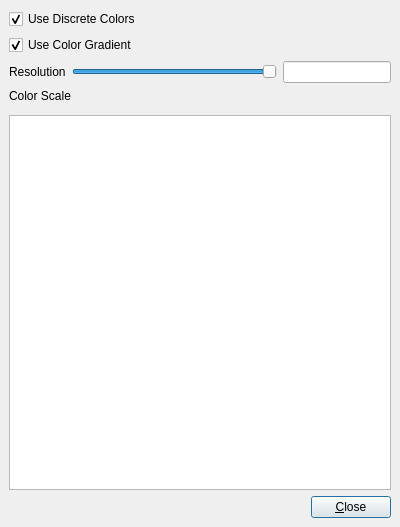
This is Qt/Components/Resources/UI/pqColorMapEditor.ui in wildmichael/ParaView3-enhancements-old as Qt 5 draws it before an edit. The edited form follows.
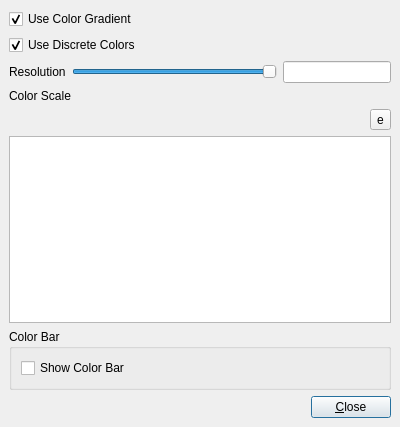
This is the edited form. Custom widgets are drawn as their Qt base class.

Diff of the .ui file:
```diff
--- a/Qt/Components/Resources/UI/pqColorMapEditor.ui
+++ b/Qt/Components/Resources/UI/pqColorMapEditor.ui
@@ -9,7 +9,7 @@
     <x>0</x>
     <y>0</y>
     <width>400</width>
-    <height>527</height>
+    <height>427</height>
    </rect>
   </property>
   <property name="windowTitle" >
@@ -23,34 +23,6 @@
     <number>6</number>
    </property>
    <item>
-    <widget class="QFrame" name="TableFrame" >
-     <property name="frameShape" >
-      <enum>QFrame::NoFrame</enum>
-     </property>
-     <property name="frameShadow" >
-      <enum>QFrame::Plain</enum>
-     </property>
-     <layout class="QVBoxLayout" >
-      <property name="margin" >
-       <number>0</number>
-      </property>
-      <property name="spacing" >
-       <number>6</number>
-      </property>
-      <item>
-       <widget class="QCheckBox" name="UseDiscreteColors" >
-        <property name="whatsThis" >
-         <string>Check this box if the color table should have discrete colors, otherwise color values will be interpolated.</string>
-        </property>
-        <property name="text" >
-         <string>Use Discrete Colors</string>
-        </property>
-        <property name="checked" >
-         <bool>true</bool>
-        </property>
-       </widget>
-      </item>
-      <item>
        <widget class="QCheckBox" name="UseGradient" >
         <property name="whatsThis" >
          <string>Check the box to use a color gradient. Uncheck the box to set individual colors in the color table.</string>
@@ -63,6 +35,19 @@
         </property>
        </widget>
       </item>
+   <item>
+    <widget class="QCheckBox" name="UseDiscreteColors" >
+     <property name="whatsThis" >
+      <string>Check this box if the color table should have discrete colors, otherwise color values will be interpolated.</string>
+     </property>
+     <property name="text" >
+      <string>Use Discrete Colors</string>
+     </property>
+     <property name="checked" >
+      <bool>true</bool>
+     </property>
+    </widget>
+   </item>
       <item>
        <widget class="QFrame" name="ResolutionFrame" >
         <property name="frameShape" >
@@ -135,9 +120,6 @@
         </layout>
        </widget>
       </item>
-     </layout>
-    </widget>
-   </item>
    <item>
     <widget class="QLabel" name="ColorLabel" >
      <property name="text" >
@@ -146,6 +128,14 @@
     </widget>
    </item>
    <item>
+    <layout class="QHBoxLayout" >
+     <property name="margin" >
+      <number>0</number>
+     </property>
+     <property name="spacing" >
+      <number>6</number>
+     </property>
+     <item>
     <widget class="pqColorMapWidget" name="ColorScale" >
      <property name="whatsThis" >
       <string>This displays the color scale. The control points determine how the gradient is rendered.</string>
@@ -153,6 +143,15 @@
     </widget>
    </item>
    <item>
+      <widget class="QToolButton" name="PresetsButton" >
+       <property name="text" >
+        <string>e</string>
+       </property>
+      </widget>
+     </item>
+    </layout>
+   </item>
+   <item>
     <widget class="QListView" name="ColorTable" >
      <property name="whatsThis" >
       <string>This displays the colors in the color table. Each entry in the color table can be changed.</string>
@@ -171,6 +170,34 @@
      </property>
     </widget>
    </item>
+   <item>
+    <widget class="QGroupBox" name="groupBox" >
+     <property name="title" >
+      <string>Color Bar</string>
+     </property>
+     <layout class="QVBoxLayout" >
+      <property name="margin" >
+       <number>9</number>
+      </property>
+      <property name="spacing" >
+       <number>6</number>
+      </property>
+      <item>
+       <widget class="QCheckBox" name="ColorBarVisibility" >
+        <property name="toolTip" >
+         <string>Toggle color bar visibility</string>
+        </property>
+        <property name="whatsThis" >
+         <string>Toggle color bar visibility</string>
+        </property>
+        <property name="text" >
+         <string>Show Color Bar</string>
+        </property>
+       </widget>
+      </item>
+     </layout>
+    </widget>
+   </item>
    <item>
     <layout class="QHBoxLayout" >
      <property name="margin" >
```
Lines whose indentation alone changed are shown as unchanged.
